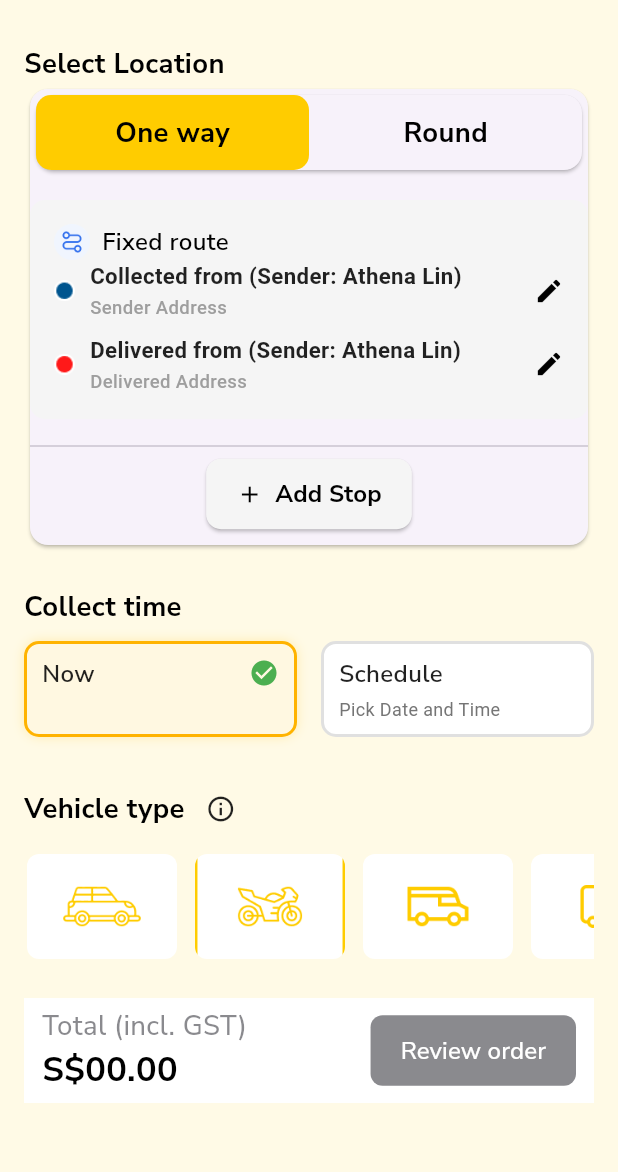
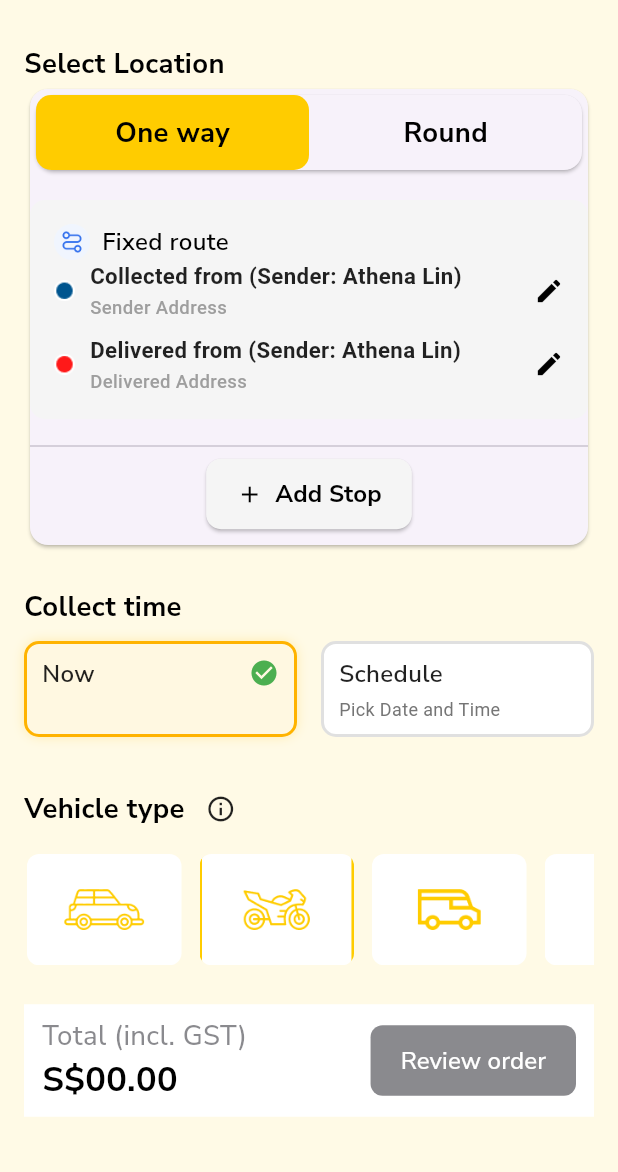
Before and after one commit to Dev-Ninjas-Backup/nicholaslim80, a Flutter app: the ExpressDelivery1 screen opened by its route, on a phone screen of 412 x 824 dp, the part 64-1236 px from its top. Run offline on Flutter 3.47's test engine with Material 3 defaults, Android fonts, the phone set to English and light mode, and no system bars; our stand-ins replace flutter_easyloading, flutter_screenutil, get, google_fonts, share_plus.

Commit message:
Faq Screen Done

```diff
--- a/lib/features/user/ express_delivery_1/screen/express_delivery_1.dart
+++ b/lib/features/user/ express_delivery_1/screen/express_delivery_1.dart
@@ -7,6 +7,7 @@ import 'package:nicholaslim80/features/user/%20express_delivery_1/widget/collect
 import 'package:nicholaslim80/features/user/%20express_delivery_1/widget/order_review_widget.dart';
 import 'package:nicholaslim80/features/user/%20express_delivery_1/widget/select_location_widget.dart';
 import 'package:nicholaslim80/features/user/%20express_delivery_1/widget/vehicle_type_widget.dart';
+import 'package:nicholaslim80/routes/app_routes.dart';
 
 class ExpressDelivery1 extends StatelessWidget {
   final LocationController controller = Get.put(LocationController());
@@ -38,12 +39,15 @@ class ExpressDelivery1 extends StatelessWidget {
             SizedBox(width: 4.0),
             IconButton(
               icon: Icon(Icons.info_outline, color: Colors.black87, size: 20),
-              onPressed: () {},
+              onPressed: () {
+                Get.toNamed(AppRoutes.getexpressFaq());
+              },
             ),
           ],
         ),
       ),
-      body: Padding(
+      body: SingleChildScrollView(
+        child: Padding(
           padding: EdgeInsets.all(16.0),
           child: Column(
             crossAxisAlignment: CrossAxisAlignment.start,
@@ -116,6 +120,7 @@ class ExpressDelivery1 extends StatelessWidget {
             ],
           ),
         ),
+      ),
     );
   }
 }
--- a/lib/features/user/ express_delivery_1/widget/order_review_widget.dart
+++ b/lib/features/user/ express_delivery_1/widget/order_review_widget.dart
@@ -9,9 +9,8 @@ class OrderReviewWidget extends StatelessWidget {
   Widget build(BuildContext context) {
     return Container(
       width: double.infinity,
-      height: 70,
+      padding: EdgeInsets.symmetric(horizontal: 12, vertical: 8),
       color: Colors.white,
-      padding: EdgeInsets.symmetric(horizontal: 12),
       child: Row(
         mainAxisAlignment: MainAxisAlignment.spaceBetween,
         crossAxisAlignment: CrossAxisAlignment.center,
@@ -38,7 +37,8 @@ class OrderReviewWidget extends StatelessWidget {
               ),
             ],
           ),
-          FilledButton(
+          Flexible(
+            child: FilledButton(
               onPressed: () {},
               style: FilledButton.styleFrom(
                 backgroundColor: CupertinoColors.secondaryLabel,
@@ -57,6 +57,7 @@ class OrderReviewWidget extends StatelessWidget {
                 ),
               ),
             ),
+          ),
         ],
       ),
     );
--- a/lib/features/user/ express_delivery_1/widget/vehicle_type_widget.dart
+++ b/lib/features/user/ express_delivery_1/widget/vehicle_type_widget.dart
@@ -1,4 +1,3 @@
-import 'package:flutter/cupertino.dart';
 import 'package:flutter/material.dart';
 import 'package:get/get_state_manager/src/rx_flutter/rx_obx_widget.dart';
 import 'package:nicholaslim80/features/user/%20express_delivery_1/controller/express_controller_1.dart';
@@ -10,14 +9,17 @@ class VehicleTypeWidget extends StatelessWidget {
 
   @override
   Widget build(BuildContext context) {
+    final screenWidth = MediaQuery.of(context).size.width;
+
     return Obx(
       () => SingleChildScrollView(
         scrollDirection: Axis.horizontal,
         child: Row(
-          spacing: 8,
           children: controller.vehicleList.map((vehicle) {
             bool isSelected = controller.selectedVehicle.value == vehicle;
-            return GestureDetector(
+            return Row(
+              children: [
+                GestureDetector(
                   onTap: () => controller.selectVehicle(vehicle),
                   child: Container(
                     decoration: BoxDecoration(
@@ -34,11 +36,14 @@ class VehicleTypeWidget extends StatelessWidget {
                       child: Image.asset(
                         vehicle.iconPath,
                         fit: BoxFit.cover,
-                    width: 100,
-                    height: 70,
+                        width: screenWidth * 0.25, // responsive width
+                        height: screenWidth * 0.18, // responsive height
                       ),
                     ),
                   ),
+                ),
+                SizedBox(width: 8), // spacing between images
+              ],
             );
           }).toList(),
         ),
--- a/lib/routes/app_routes.dart
+++ b/lib/routes/app_routes.dart
@@ -14,6 +14,7 @@ import 'package:nicholaslim80/features/rider/rider_incentives/screen/incentives_
 import 'package:nicholaslim80/features/rider/rider_records/screen/records_screen.dart';
 import 'package:nicholaslim80/features/splash/screen/splash_screen.dart';
 import 'package:nicholaslim80/features/user/%20express_delivery_1/screen/express_delivery_1.dart';
+import 'package:nicholaslim80/features/user/Express_Delivary_Faq/Screen/express_faq.dart';
 import 'package:nicholaslim80/features/user/home/my_riders/screen/my_riders.dart';
 import 'package:nicholaslim80/features/user/user_support/screen/support_screen.dart';
 import 'package:nicholaslim80/features/user/wallet/add_funds/screen/user_add_funds.dart';
@@ -61,6 +62,7 @@ class AppRoutes {
   static String userAddFund = "/user/userAddFund";
   //express delivery
   static String expressDelivery1 = "/expressDelivery1";
+  static String expressFaq = "/expressFaq";
 
   static String getSplashScreen() => splashScreen;
   static String getOnboardingScreen() => onboardingScreen;
@@ -77,6 +79,7 @@ class AppRoutes {
   static String getdriverPreferenceScreen() => driverPreferenceScreen;
   static String getdistanceRadiusScreen() => distanceRadiusScreen;
   static String getexpressDelivery1() => expressDelivery1;
+  static String getexpressFaq() => expressFaq;
 
   static String getriderBottomNavbarScreen() => riderBottomNavbarScreen;
   static String getriderHomeScreen() => riderHomeScreen;
@@ -201,6 +204,11 @@ class AppRoutes {
       page: () => ExpressDelivery1(),
       transition: Transition.fadeIn,
     ),
+    GetPage(
+      name: expressFaq,
+      page: () => ExpressFaq(),
+      transition: Transition.fadeIn,
+    ),
 
     //user notification
     GetPage(name: userNotification, page: () => UserNotification()),
```
Also changed, not shown: lib/features/user/Express_Delivary_Faq/Screen/express_faq.dart (added, +84 -0 lines), lib/features/user/Express_Delivary_Faq/widget/express_faq_widget.dart (added, +42 -0 lines). Lines whose indentation alone changed are shown as unchanged.
